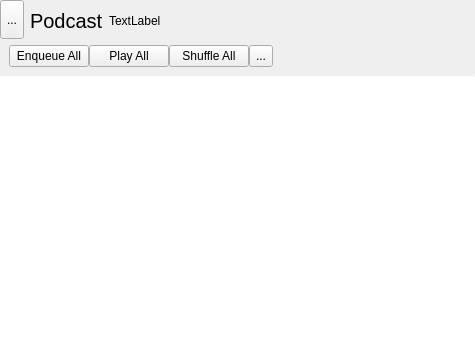
Qt form plugins/PodcastPlugin/widgets/podcastlistingwidget.ui (theCheeseboard/theBeat) before a commit.
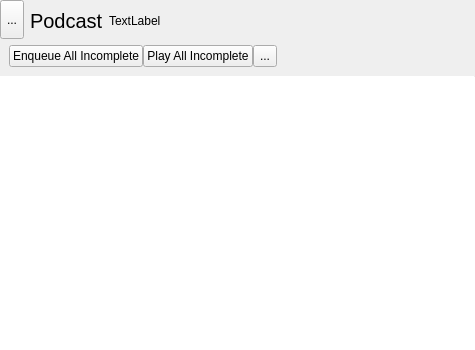
The same form after that commit. Icons and pictures are not drawn.

What changed in the file:
```diff
--- a/plugins/PodcastPlugin/widgets/podcastlistingwidget.ui
+++ b/plugins/PodcastPlugin/widgets/podcastlistingwidget.ui
@@ -155,7 +155,7 @@
          <item>
           <widget class="QPushButton" name="enqueueAllButton">
            <property name="text">
-            <string>Enqueue All</string>
+            <string>Enqueue All Incomplete</string>
            </property>
            <property name="icon">
             <iconset theme="view-media-playlist">
@@ -166,7 +166,7 @@
          <item>
           <widget class="QPushButton" name="playAllButton">
            <property name="text">
-            <string>Play All</string>
+            <string>Play All Incomplete</string>
            </property>
            <property name="icon">
             <iconset theme="media-playback-start">
@@ -174,17 +174,6 @@
            </property>
           </widget>
          </item>
-         <item>
-          <widget class="QPushButton" name="shuffleButton">
-           <property name="text">
-            <string>Shuffle All</string>
-           </property>
-           <property name="icon">
-            <iconset theme="media-playlist-shuffle">
-             <normaloff>../../../application</normaloff>../../../application</iconset>
-           </property>
-          </widget>
-         </item>
          <item>
           <widget class="QToolButton" name="menuButton">
            <property name="sizePolicy">
```
Left out of the diff: 3 changed lines with no effect on the pictures.
